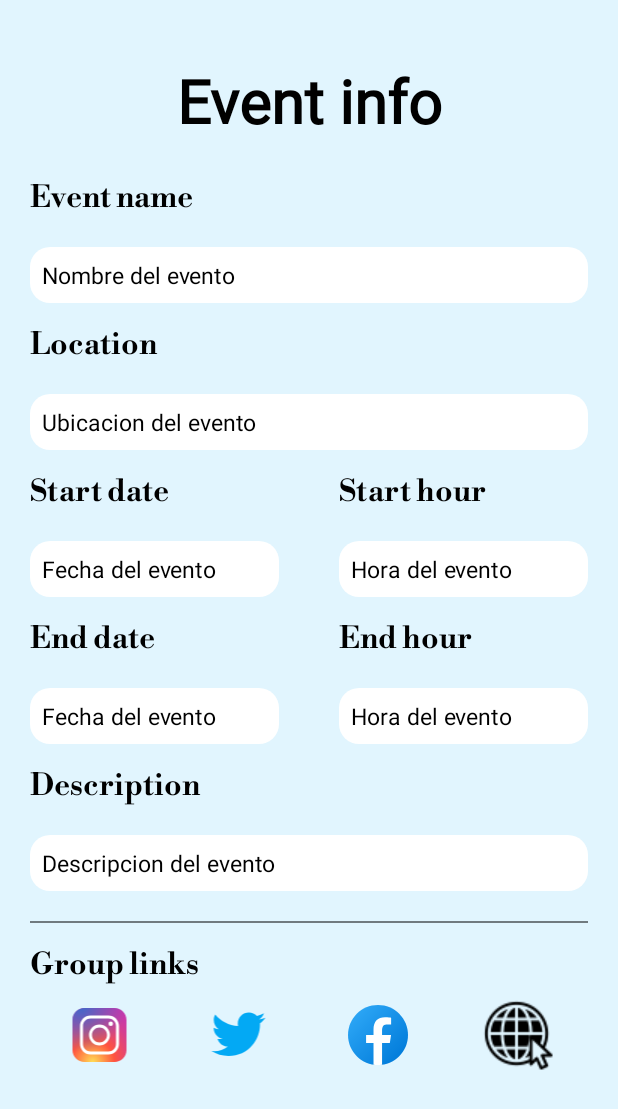
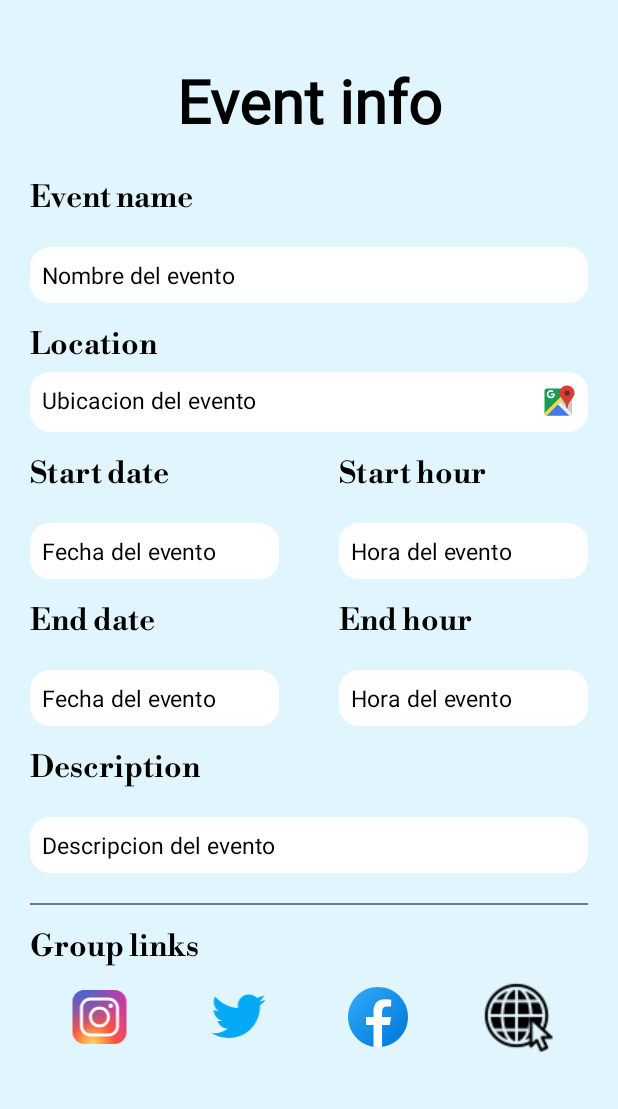
Before and after one commit to RafaelRio/MusicalEvents, an Android app: the layout fragment_user_event_info.xml on its own in the app's theme, with its tools: preview values and no code run, on a phone screen of 412 x 824 dp. Shown: the top 1109 px of the screen. Run offline under Robolectric (Android 15) with nearby library versions, the phone set to English and light mode, and no system bars.

Commit message:
Agregada latitud y longitud a evento y posibilidad de navegar a google maps

```diff
--- a/app/src/main/java/com/example/musicalevents/data/model/Event.kt
+++ b/app/src/main/java/com/example/musicalevents/data/model/Event.kt
@@ -11,6 +11,8 @@ data class Event  @JvmOverloads constructor(
     val ubicacion: String = "",
     val fechaInicioMiliSegundos: Long = 0L,
     val fechaFinMiliSegundos: Long = 0L,
-    val descripcion : String = ""
+    val descripcion : String = "",
+    var lat : Double = 0.0,
+    var lon : Double = 0.0
 ) : Serializable{
 }
--- /dev/null
+++ b/app/src/main/res/drawable/ic_google_maps.xml
@@ -0,0 +1,30 @@
+<vector xmlns:android="http://schemas.android.com/apk/res/android"
+    android:width="24dp"
+    android:height="24dp"
+    android:viewportWidth="48"
+    android:viewportHeight="48">
+  <path
+      android:pathData="M42,39V9c0,-1.657 -1.343,-3 -3,-3H9C7.343,6 6,7.343 6,9v30c0,1.657 1.343,3 3,3h30C40.657,42 42,40.657 42,39z"
+      android:fillColor="#1c9957"/>
+  <path
+      android:pathData="M9,42h30c1.657,0 -15,-16 -15,-16S7.343,42 9,42z"
+      android:fillColor="#3e7bf1"/>
+  <path
+      android:pathData="M42,39V9c0,-1.657 -16,15 -16,15S42,40.657 42,39z"
+      android:fillColor="#cbccc9"/>
+  <path
+      android:pathData="M39,42c1.657,0 3,-1.343 3,-3v-0.245L26.245,23L23,26.245L38.755,42H39z"
+      android:fillColor="#efefef"/>
+  <path
+      android:pathData="M42,9c0,-1.657 -1.343,-3 -3,-3h-0.245L6,38.755V39c0,1.657 1.343,3 3,3h0.245L42,9.245V9z"
+      android:fillColor="#ffd73d"/>
+  <path
+      android:pathData="M36,2c-5.523,0 -10,4.477 -10,10c0,6.813 7.666,9.295 9.333,19.851C35.44,32.531 35.448,33 36,33s0.56,-0.469 0.667,-1.149C38.334,21.295 46,18.813 46,12C46,6.477 41.523,2 36,2z"
+      android:fillColor="#d73f35"/>
+  <path
+      android:pathData="M36,8.5A3.5,3.5 0,1 0,36 15.5A3.5,3.5 0,1 0,36 8.5Z"
+      android:fillColor="#752622"/>
+  <path
+      android:pathData="M14.493,12.531v2.101h2.994c-0.392,1.274 -1.455,2.185 -2.994,2.185c-1.833,0 -3.318,-1.485 -3.318,-3.318s1.486,-3.318 3.318,-3.318c0.824,0 1.576,0.302 2.156,0.799l1.548,-1.547C17.22,8.543 15.92,8 14.493,8c-3.038,0 -5.501,2.463 -5.501,5.5s2.463,5.5 5.501,5.5c4.81,0 5.637,-4.317 5.184,-6.461L14.493,12.531z"
+      android:fillColor="#fff"/>
+</vector>
--- a/app/src/main/res/layout/fragment_edit_event.xml
+++ b/app/src/main/res/layout/fragment_edit_event.xml
@@ -34,6 +34,8 @@
             <com.google.android.material.textfield.TextInputEditText
                 android:id="@+id/editTieUbicacionEvento"
                 android:layout_width="match_parent"
+                android:clickable="true"
+                android:focusable="false"
                 android:layout_height="wrap_content"
                 android:background="@drawable/background_til"
                 android:hint="@string/event_location" />
--- a/app/src/main/res/layout/fragment_info_event.xml
+++ b/app/src/main/res/layout/fragment_info_event.xml
@@ -45,7 +45,8 @@
             style="@style/info"
             app:layout_constraintStart_toStartOf="parent"
             app:layout_constraintTop_toBottomOf="@id/lblEventLocation"
-            tools:text="Ubicacion del evento" />
+            tools:text="Ubicacion del evento"
+            app:drawableEndCompat="@drawable/ic_google_maps" />
 
         <androidx.appcompat.widget.LinearLayoutCompat
             android:id="@+id/llInicio"
--- a/app/src/main/res/layout/fragment_user_event_info.xml
+++ b/app/src/main/res/layout/fragment_user_event_info.xml
@@ -42,10 +42,11 @@
 
         <TextView
             android:id="@+id/infoUbicacionEvento"
-            style="@style/InfoEventTextView"
+            style="@style/info"
             app:layout_constraintStart_toStartOf="parent"
             app:layout_constraintTop_toBottomOf="@id/lblEventLocation"
-            tools:text="Ubicacion del evento" />
+            tools:text="Ubicacion del evento"
+            app:drawableEndCompat="@drawable/ic_google_maps" />
 
         <androidx.appcompat.widget.LinearLayoutCompat
             android:id="@+id/llInicio"
--- a/app/src/main/res/navigation/admin_nav_graph.xml
+++ b/app/src/main/res/navigation/admin_nav_graph.xml
@@ -60,6 +60,9 @@
         <argument
             android:name="editedEvent"
             app:argType="com.example.musicalevents.data.model.Event" />
+        <action
+            android:id="@+id/action_editEventFragment_to_mapFragment"
+            app:destination="@id/mapFragment" />
     </fragment>
     <fragment
         android:id="@+id/groupInformationFillFragment"
--- a/app/src/main/res/values/dimens.xml
+++ b/app/src/main/res/values/dimens.xml
@@ -15,4 +15,5 @@
     <dimen name="_20sp">20sp</dimen>
     <dimen name="_40sp">40sp</dimen>
     <dimen name="fab_margin">16dp</dimen>
+    <dimen name="_2dp">2dp</dimen>
 </resources>
```
Also changed, not shown: app/src/main/java/com/example/musicalevents/adminUser/addEvent/AddEventFragment.kt (+12 -26 lines), app/src/main/java/com/example/musicalevents/adminUser/uploadedEvents/EditEventFragment.kt (+51 -37 lines), app/src/main/java/com/example/musicalevents/eventInfo/InfoEventFragment.kt (+53 -32 lines), app/src/main/java/com/example/musicalevents/normalUser/userEventInfo/UserEventInfoFragment.kt (+64 -24 lines), app/src/main/java/com/example/musicalevents/utils/UtilsKt.kt (+56 -7 lines), app/src/main/res/drawable/background_event_cardview.xml (deleted, +0 -12 lines), app/src/main/res/layout/item_evento.xml (+6 -5 lines).
